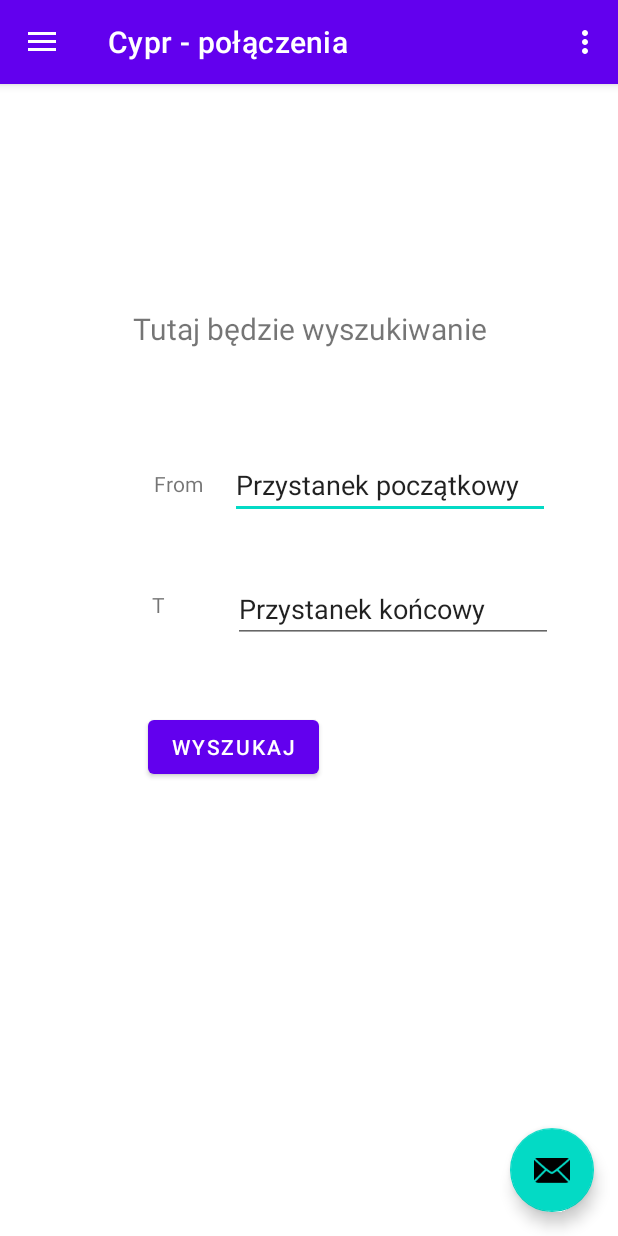
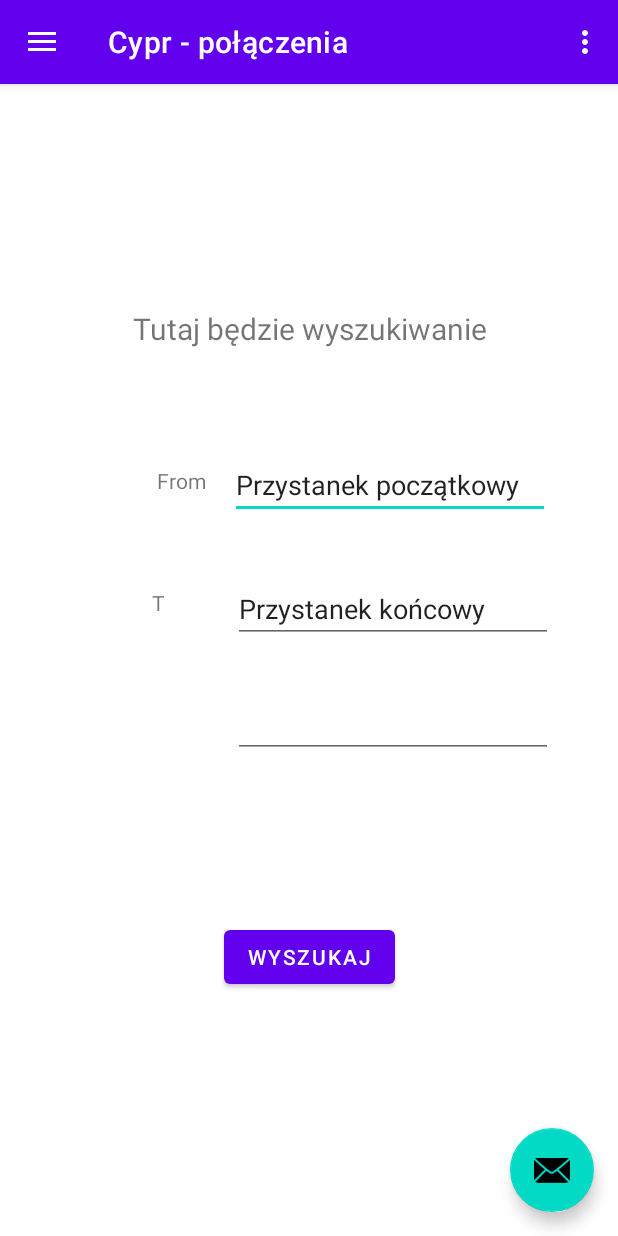
Before and after one commit to Arkadiusz-K/jakDojadeCypr, an Android app: the screen it shows after launch (MainActivity), on a phone screen of 412 x 824 dp. Run offline under Robolectric (Android 15) with nearby library versions, the phone set to English and light mode, and no system bars; our stand-ins replace Firebase (no records; nobody signed in at launch, a user with empty details on screens opened directly), navigation-ui.

Commit message:
2912g2130

```diff
--- a/app/src/main/java/com/example/cyprjakdojade/ui/home/HomeFragment.java
+++ b/app/src/main/java/com/example/cyprjakdojade/ui/home/HomeFragment.java
@@ -6,6 +6,7 @@ import android.util.Log;
 import android.view.LayoutInflater;
 import android.view.View;
 import android.view.ViewGroup;
+import android.widget.ArrayAdapter;
 import android.widget.EditText;
 import android.widget.TextView;
 
@@ -24,7 +25,10 @@ import com.google.firebase.database.FirebaseDatabase;
 import com.google.firebase.database.Query;
 import com.google.firebase.database.ValueEventListener;
 
+import java.time.ZonedDateTime;
 import java.util.ArrayList;
+import java.util.Calendar;
+import java.util.Date;
 
 public class HomeFragment extends Fragment {
 
@@ -47,15 +51,18 @@ public class HomeFragment extends Fragment {
             }
         });
         final FirebaseDatabase database = FirebaseDatabase.getInstance();
-        DatabaseReference ref = database.getReference("name");
-        //reference = FirebaseDatabase.getInstance().getReference("users").child(id);
-        // tu wklejam
+        DatabaseReference ref = database.getReference("nicosia").child("Dionysios Solomos Square").child("paphos").child("ponToPia");
+
         ValueEventListener valueEventListener = new ValueEventListener() {
             @Override
             public void onDataChange(DataSnapshot dataSnapshot) {
-                name = dataSnapshot.getValue(String.class);
-                Log.d(TAG, name);
-                System.out.println("IMIE: "+name);
+                int i=1;
+                for(DataSnapshot ds : dataSnapshot.getChildren()){
+                    String godzOdjazdu = (String)ds.getValue();
+                    System.out.println("nr: "+i+" ,godzina odj: "+godzOdjazdu);
+                    i++;
+                }
+
             }
 
             @Override
@@ -76,7 +83,6 @@ public class HomeFragment extends Fragment {
                 System.out.println("poczatkowy: "+przystanekPoczatkowy);
                 String przystanekKoncowy = tv2.getText().toString();
                 System.out.println("koncowy: "+przystanekKoncowy);
-                System.out.println("CZY DZIALA IMIE?: "+name);
             }
         });
         return root;
--- a/app/src/main/res/layout/fragment_home.xml
+++ b/app/src/main/res/layout/fragment_home.xml
@@ -41,10 +41,9 @@
         android:id="@+id/buttonSearch"
         android:layout_width="wrap_content"
         android:layout_height="wrap_content"
-        android:layout_marginTop="128dp"
+        android:layout_marginTop="268dp"
         android:text="@string/button"
         app:layout_constraintEnd_toEndOf="parent"
-        app:layout_constraintHorizontal_bias="0.33"
         app:layout_constraintStart_toStartOf="parent"
         app:layout_constraintTop_toBottomOf="@+id/EditTextSearch" />
 
@@ -66,8 +65,8 @@
         android:id="@+id/textView2"
         android:layout_width="wrap_content"
         android:layout_height="wrap_content"
-        android:layout_marginEnd="18dp"
-        android:layout_marginBottom="14dp"
+        android:layout_marginEnd="16dp"
+        android:layout_marginBottom="16dp"
         android:text="@string/from"
         app:layout_constraintBottom_toBottomOf="@+id/EditTextSearch"
         app:layout_constraintEnd_toStartOf="@+id/EditTextSearch" />
@@ -84,6 +83,19 @@
         app:layout_constraintBottom_toTopOf="@+id/buttonSearch"
         app:layout_constraintEnd_toStartOf="@+id/EditTextSearch2"
         app:layout_constraintStart_toStartOf="parent"
-        app:layout_constraintTop_toBottomOf="@+id/textView2" />
+        app:layout_constraintTop_toBottomOf="@+id/textView2"
+        app:layout_constraintVertical_bias="0.0" />
+
+    <EditText
+        android:id="@+id/editTextTime"
+        android:layout_width="wrap_content"
+        android:layout_height="wrap_content"
+        android:layout_marginTop="31dp"
+        android:ems="10"
+        android:inputType="time"
+        app:layout_constraintEnd_toEndOf="@+id/EditTextSearch2"
+        app:layout_constraintStart_toStartOf="@+id/EditTextSearch2"
+        app:layout_constraintTop_toBottomOf="@+id/EditTextSearch2"
+        android:autofillHints="" />
 
 </androidx.constraintlayout.widget.ConstraintLayout>
```
Also changed, not shown: app/src/main/java/com/example/cyprjakdojade/OdjazdModel.java (+10 -2 lines).
